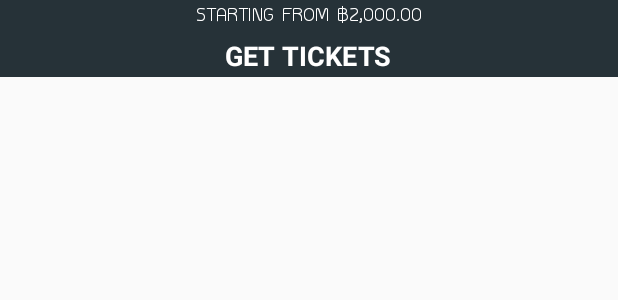
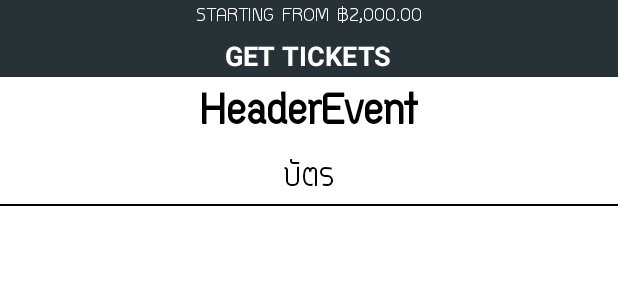
Before and after one commit to MiracleDevelopment/CastleEvent, an Android app: the layout layout_get_tickets_submit.xml on its own in the app's theme, with its tools: preview values and no code run, on a phone screen of 412 x 824 dp. Shown: the top 300 px of the screen. Run offline under Robolectric (Android 15) with nearby library versions, the phone set to English and light mode, and no system bars.

Commit message:
Bottom Sheet Scroll Config

```diff
--- /dev/null
+++ b/app/src/main/res/layout/layout_bottom_sheet.xml
@@ -0,0 +1,36 @@
+<?xml version="1.0" encoding="utf-8"?>
+<LinearLayout xmlns:android="http://schemas.android.com/apk/res/android"
+    xmlns:app="http://schemas.android.com/apk/res-auto"
+    android:layout_width="match_parent"
+    android:layout_height="wrap_content"
+    android:orientation="vertical"
+    app:layout_behavior="android.support.design.widget.BottomSheetBehavior">
+
+    <TextView
+        android:id="@+id/bottom_sheet_header_event"
+        android:layout_width="wrap_content"
+        android:layout_height="wrap_content"
+        android:layout_gravity="center_horizontal"
+        android:fontFamily="@font/circular"
+        android:padding="5dp"
+        android:text="HeaderEvent"
+        android:textColor="@color/colorHeaderBottomSheet"
+        android:textSize="35sp"
+        android:textStyle="bold" />
+
+    <TextView
+        android:id="@+id/bottom_sheet_header_card"
+        android:layout_width="wrap_content"
+        android:layout_height="wrap_content"
+        android:layout_gravity="center_horizontal"
+        android:fontFamily="@font/circular"
+        android:text="บัตร"
+        android:textColor="@color/colorHeaderBottomSheet"
+        android:textSize="30sp" />
+
+    <ImageView
+        android:layout_width="match_parent"
+        android:layout_height="1dp"
+        android:background="#000" />
+
+</LinearLayout>
--- a/app/src/main/res/layout/layout_get_tickets_submit.xml
+++ b/app/src/main/res/layout/layout_get_tickets_submit.xml
@@ -1,8 +1,14 @@
 <?xml version="1.0" encoding="utf-8"?>
 <LinearLayout xmlns:android="http://schemas.android.com/apk/res/android"
+    xmlns:app="http://schemas.android.com/apk/res-auto"
+    android:id="@+id/bottom_sheet"
     android:layout_width="match_parent"
-    android:layout_height="match_parent"
-    android:orientation="vertical">
+    android:layout_height="270dp"
+    android:background="@color/colorBackgroundBottomSheet"
+    android:orientation="vertical"
+    app:behavior_hideable="false"
+    app:behavior_peekHeight="48dp"
+    app:layout_behavior="android.support.design.widget.BottomSheetBehavior">
 
     <LinearLayout
         android:layout_width="match_parent"
@@ -31,4 +37,6 @@
             android:textSize="18sp"
             android:textStyle="bold" />
     </LinearLayout>
+
+    <include layout="@layout/layout_bottom_sheet" />
 </LinearLayout>
--- a/app/src/main/res/values/colors.xml
+++ b/app/src/main/res/values/colors.xml
@@ -31,5 +31,7 @@
     <color name="colorBackgroundBottomNavigation">#00BCD4</color>
     <color name="colorItemTextBottomNavigation">#FFFFFF</color>
     <color name="colorItemIconBottomNavigation">#FFFFFF</color>
+    <color name="colorHeaderBottomSheet">#000000</color>
+    <color name="colorBackgroundBottomSheet">#FFFFFF</color>
 
 </resources>
```
Also changed, not shown: app/src/main/java/com/ipati/dev/castleevent/fragment/ListDetailEventFragment.kt (+42 -2 lines), app/src/main/res/anim/transition_bottom_sheet.xml (added, +8 -0 lines), app/src/main/res/layout/activity_detail_event_fragment.xml (+9 -12 lines).
